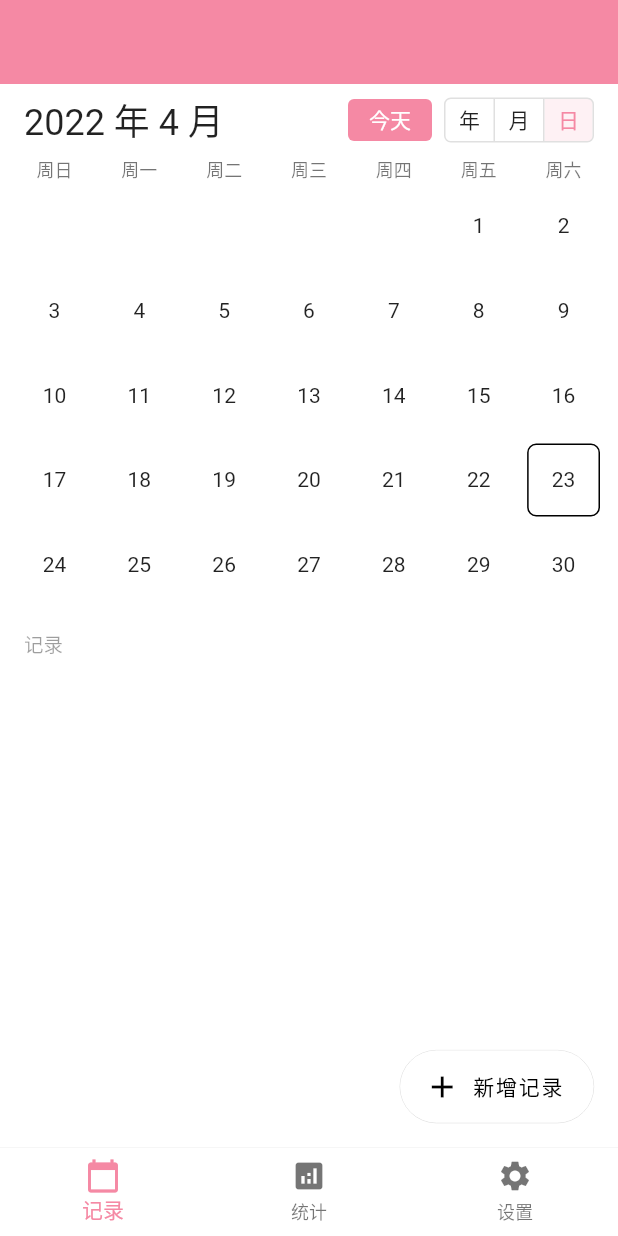
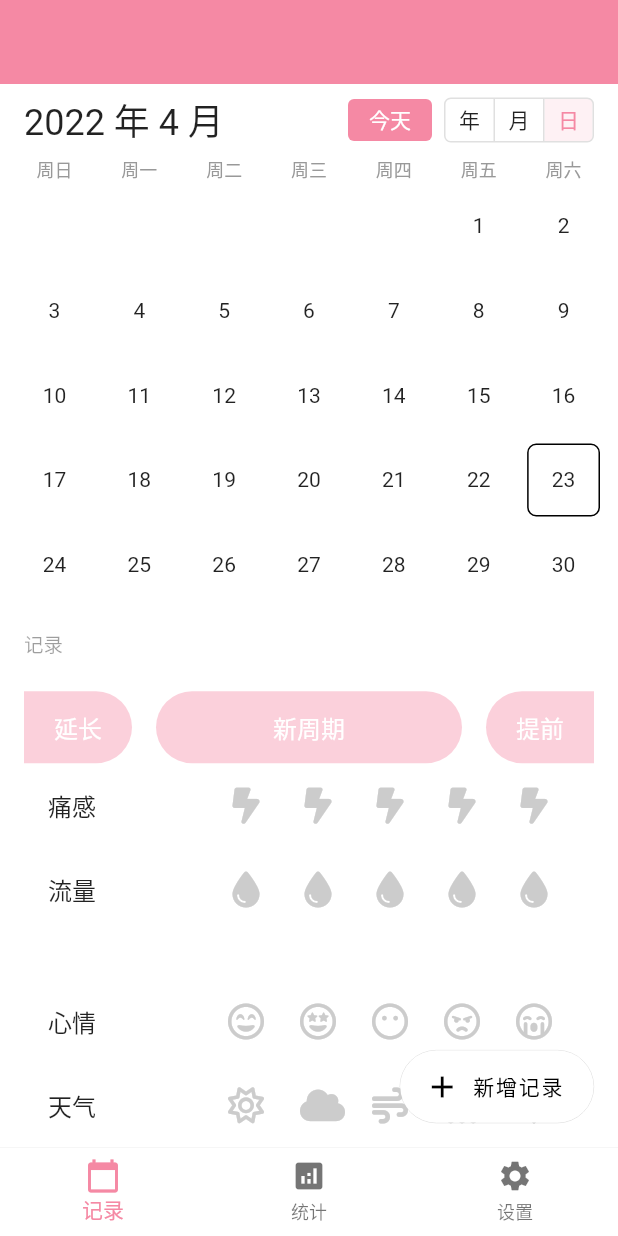
Before and after one commit to luorijun/useful_recorder, a Flutter app: the screen it shows after launch, on a phone screen of 412 x 824 dp. Run offline on Flutter 3.47's test engine with Material 2 defaults, Android fonts, the phone set to English and light mode, and no system bars; our stand-ins replace font_awesome_flutter, shared_preferences, sqflite; accounts and stored records are empty.

Commit message:
新增录入记录部分

```diff
--- a/lib/main.dart
+++ b/lib/main.dart
@@ -55,16 +55,10 @@ class UsefulRecorderApp extends StatelessWidget {
           // hsl(0, 0%, 98%)
           background: Color(0xfff7f7f7),
         ),
-        // textTheme: TextTheme(
-        //   bodyText1: TextStyle(
-        //     fontSize: 12,
-        //     color: Color(0xff999999),
-        //   ),
-        //   bodyText2: TextStyle(
-        //     fontSize: 14,
-        //     color: Color(0xff333333),
-        //   ),
-        // ),
+        textTheme: TextTheme(
+            caption: TextStyle(
+          color: Color(0xff999999),
+        )),
       ),
       home: FutureBuilder(
         future: initOnFirstRun(),
--- a/lib/views/records/inspector.dart
+++ b/lib/views/records/inspector.dart
@@ -1,6 +1,8 @@
 import 'package:flutter/material.dart';
+import 'package:font_awesome_flutter/font_awesome_flutter.dart';
 import 'package:useful_recorder/models/record.dart';
 import 'package:useful_recorder/widgets/headers.dart';
+import 'package:useful_recorder/widgets/more_list_tile.dart';
 
 typedef RecordUpdateEvent(Record record);
 
@@ -12,37 +14,164 @@ class Inspector extends StatelessWidget {
 
   @override
   Widget build(BuildContext context) {
+    final theme = Theme.of(context);
+
     return Column(
       children: [
         SectionHeader("记录"),
         Expanded(
           child: ListView(
+            physics: BouncingScrollPhysics(),
             padding: EdgeInsets.symmetric(horizontal: 16),
             children: [
+              // 经期记录块
               Container(
                 margin: EdgeInsets.only(bottom: 16),
-                height: 128,
+                padding: EdgeInsets.symmetric(vertical: 8),
+                child: Builder(builder: (context) {
+                  final double height = 48;
+                  final double half = height / 2;
+                  final double fontSize = 16;
+                  return Column(
+                    children: [
+                      Row(children: [
+                        Container(
+                          width: height * 1.5,
+                          height: height,
+                          alignment: Alignment.center,
+                          child: Text(
+                            "延长",
+                            style: TextStyle(
+                              fontSize: fontSize,
+                              color: theme.colorScheme.onPrimaryContainer,
+                            ),
+                          ),
+                          decoration: BoxDecoration(
+                            borderRadius: BorderRadius.only(
+                              topRight: Radius.circular(half),
+                              bottomRight: Radius.circular(half),
+                            ),
+                            color: theme.colorScheme.primaryContainer,
+                          ),
+                        ),
+                        SizedBox(width: 16),
+                        Flexible(
+                          child: Container(
+                            height: height,
+                            alignment: Alignment.center,
+                            child: Text(
+                              "新周期",
+                              style: TextStyle(
+                                fontSize: fontSize,
+                                color: theme.colorScheme.onPrimaryContainer,
+                              ),
+                            ),
+                            decoration: BoxDecoration(
+                              borderRadius: BorderRadius.circular(half),
+                              color: theme.colorScheme.primaryContainer,
+                            ),
+                          ),
+                        ),
+                        SizedBox(width: 16),
+                        Container(
+                          width: height * 1.5,
+                          height: height,
+                          alignment: Alignment.center,
+                          child: Text(
+                            "提前",
+                            style: TextStyle(
+                              fontSize: fontSize,
+                              color: theme.colorScheme.onPrimaryContainer,
+                            ),
+                          ),
+                          decoration: BoxDecoration(
+                            borderRadius: BorderRadius.only(
+                              topLeft: Radius.circular(half),
+                              bottomLeft: Radius.circular(half),
+                            ),
+                            color: theme.colorScheme.primaryContainer,
+                          ),
+                        ),
+                      ]),
+                      RatingListTile(
+                        title: Text("痛感"),
+                        icon: FontAwesomeIcons.boltLightning,
+                        max: 5,
+                      ),
+                      RatingListTile(
+                        title: Text("流量"),
+                        icon: FontAwesomeIcons.droplet,
+                        max: 5,
+                      ),
+                    ],
+                  );
+                }),
                 decoration: BoxDecoration(
                   borderRadius: BorderRadius.circular(6),
                   color: Colors.white,
                 ),
               ),
+
+              // 日记记录块
               Container(
                 margin: EdgeInsets.only(bottom: 16),
-                height: 128,
+                padding: EdgeInsets.symmetric(vertical: 8),
+                child: Column(children: [
+                  VoteListTile(
+                    title: Text("心情"),
+                    icons: [
+                      FontAwesomeIcons.faceGrinBeam,
+                      FontAwesomeIcons.faceGrinStars,
+                      FontAwesomeIcons.faceMehBlank,
+                      FontAwesomeIcons.faceAngry,
+                      FontAwesomeIcons.faceSadCry,
+                    ],
+                  ),
+                  VoteListTile(
+                    title: Text("天气"),
+                    icons: [
+                      FontAwesomeIcons.sun,
+                      FontAwesomeIcons.cloud,
+                      FontAwesomeIcons.wind,
+                      FontAwesomeIcons.cloudRain,
+                      FontAwesomeIcons.snowflake,
+                    ],
+                  ),
+                  Divider(),
+                  Container(
+                    padding: EdgeInsets.symmetric(horizontal: 16),
+                    child: TextField(
+                      style: TextStyle(
+                        fontSize: 24,
+                      ),
+                      decoration: InputDecoration(
+                        border: InputBorder.none,
+                        hintText: "标题...",
+                        hintStyle: theme.textTheme.caption!.copyWith(
+                          fontSize: 24,
+                        ),
+                      ),
+                    ),
+                  ),
+                  Container(
+                    child: TextField(
+                      decoration: InputDecoration(
+                        hintText: "有什么想说的话呢~",
+                        hintStyle: theme.textTheme.caption!.copyWith(
+                          fontSize: 16,
+                        ),
+                        border: InputBorder.none,
+                      ),
+                    ),
+                    height: 128,
+                    padding: EdgeInsets.symmetric(horizontal: 16),
+                  ),
+                ]),
                 decoration: BoxDecoration(
                   borderRadius: BorderRadius.circular(6),
                   color: Colors.white,
                 ),
-              ),
-              Container(
-                margin: EdgeInsets.only(bottom: 16),
-                height: 128,
-                decoration: BoxDecoration(
-                  borderRadius: BorderRadius.circular(6),
-                  color: Colors.white,
-                ),
-              ),
+              )
             ],
           ),
         ),
--- a/lib/widgets/more_list_tile.dart
+++ b/lib/widgets/more_list_tile.dart
@@ -3,42 +3,47 @@ import 'package:flutter/material.dart';
 typedef RatingEvent(int index);
 
 class RatingListTile extends StatelessWidget {
-  final Widget title;
-  final IconData icon;
-  final int count;
-  final int selected;
-  final Color color;
-  final RatingEvent onRating;
-  final bool dense;
-
   const RatingListTile({
     Key? key,
     required this.title,
     required this.icon,
-    required this.count,
-    required this.selected,
-    required this.color,
-    required this.onRating,
+    required this.max,
+    this.score = 0,
+    this.color,
+    this.onRating,
     this.dense = false,
   }) : super(key: key);
 
+  final Widget title;
+  final IconData icon;
+  final int max;
+  final int score;
+  final Color? color;
+  final RatingEvent? onRating;
+  final bool dense;
+
   @override
   Widget build(BuildContext context) {
+    final theme = Theme.of(context);
+
     return ListTile(
       title: title,
       dense: dense,
       trailing: Wrap(
         children: List.generate(
-          count,
+          max,
           (index) => IconButton(
             icon: Icon(
               icon,
-              color: index < selected ? color : Colors.grey,
-              size: dense ? 20 : 24,
+              color: index < score
+                  ? color != null
+                      ? color
+                      : theme.colorScheme.primary
+                  : theme.colorScheme.tertiary,
+              size: 24,
             ),
-            padding: EdgeInsets.all(4),
             onPressed: () {
-              return onRating.call(index + 1);
+              return onRating?.call(index + 1);
             },
           ),
         ),
@@ -50,23 +55,25 @@ class RatingListTile extends StatelessWidget {
 typedef VoteEvent(int index);
 
 class VoteListTile extends StatelessWidget {
-  final Widget title;
-  final List<IconData> icons;
-  final int selected;
-  final Color color;
-  final VoteEvent onVote;
-
   const VoteListTile({
     Key? key,
     required this.title,
     required this.icons,
-    required this.selected,
-    required this.color,
-    required this.onVote,
+    this.selected = 0,
+    this.color,
+    this.onVote,
   }) : super(key: key);
+
+  final Widget title;
+  final List<IconData> icons;
+  final int selected;
+  final Color? color;
+  final VoteEvent? onVote;
 
   @override
   Widget build(BuildContext context) {
+    final theme = Theme.of(context);
+
     return ListTile(
       title: title,
       trailing: Wrap(
@@ -75,11 +82,15 @@ class VoteListTile extends StatelessWidget {
           (index) => IconButton(
             icon: Icon(
               icons[index],
-              color: selected == index + 1 ? color : Colors.grey,
+              color: selected == index + 1
+                  ? color != null
+                      ? color
+                      : theme.colorScheme.primary
+                  : theme.colorScheme.tertiary,
+              size: 24,
             ),
-            color: Colors.grey,
             onPressed: () {
-              onVote.call(index + 1);
+              onVote?.call(index + 1);
             },
           ),
         ),
--- a/pubspec.yaml
+++ b/pubspec.yaml
@@ -19,7 +19,7 @@ dependencies:
 
   # 界面
   animations: any
-  #  font_awesome_flutter: any
+  font_awesome_flutter: any
   #  flutter_material_pickers: any
   #  carousel_slider: ^4.0.0
 
```
Also changed, not shown: pubspec.lock.
